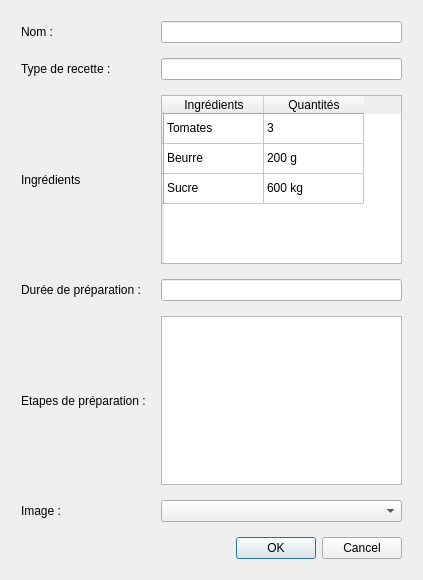
First picture: the form in fenetreajoutrecette.ui, repository ACoupat/Refrigestion, before the edit.
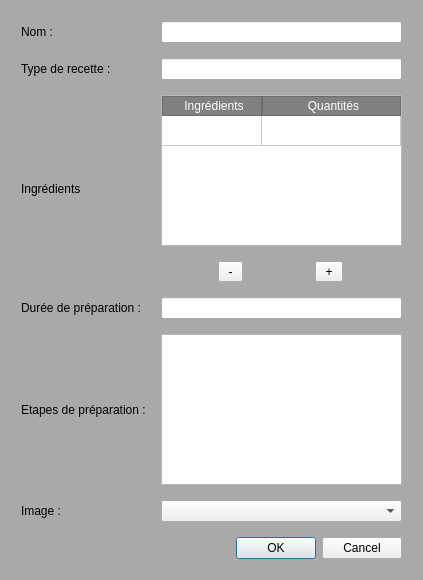
Second picture: the form after the edit.

Commit message: Amélioration de la tableView pour la liste des Ingrédients dans l'ajout de recette

The edit to the form file:
```diff
--- a/fenetreajoutrecette.ui
+++ b/fenetreajoutrecette.ui
@@ -13,6 +13,12 @@
   <property name="windowTitle">
    <string>Dialog</string>
   </property>
+  <property name="styleSheet">
+   <string notr="true">QDialog
+{
+	background-color: darkgray;
+}</string>
+  </property>
   <layout class="QGridLayout" name="gridLayout_2">
    <item row="0" column="0">
     <layout class="QGridLayout" name="gridLayout">
@@ -31,6 +37,16 @@
      <property name="spacing">
       <number>15</number>
      </property>
+     <item row="3" column="3">
+      <widget class="QLineEdit" name="le_duree"/>
+     </item>
+     <item row="3" column="1">
+      <widget class="QLabel" name="label_6">
+       <property name="text">
+        <string>Durée de préparation :</string>
+       </property>
+      </widget>
+     </item>
      <item row="1" column="1">
       <widget class="QLabel" name="label_2">
        <property name="text">
@@ -38,23 +54,23 @@
        </property>
       </widget>
      </item>
-     <item row="4" column="3">
+     <item row="5" column="3">
       <widget class="QTextEdit" name="te_etapes"/>
      </item>
      <item row="1" column="3">
       <widget class="QLineEdit" name="le_type"/>
      </item>
-     <item row="5" column="3">
+     <item row="6" column="3">
       <widget class="QComboBox" name="cb_image"/>
      </item>
-     <item row="4" column="1">
+     <item row="5" column="1">
       <widget class="QLabel" name="label_4">
        <property name="text">
         <string>Etapes de préparation :</string>
        </property>
       </widget>
      </item>
-     <item row="6" column="3">
+     <item row="7" column="3">
       <widget class="QDialogButtonBox" name="buttonBox">
        <property name="orientation">
         <enum>Qt::Horizontal</enum>
@@ -74,7 +90,7 @@
      <item row="0" column="3">
       <widget class="QLineEdit" name="le_nom"/>
      </item>
-     <item row="5" column="1">
+     <item row="6" column="1">
       <widget class="QLabel" name="label_5">
        <property name="text">
         <string>Image :</string>
@@ -89,25 +105,47 @@
       </widget>
      </item>
      <item row="2" column="3">
-      <widget class="QTableWidget" name="tableWidget">
+      <layout class="QVBoxLayout" name="verticalLayout">
+       <item>
+        <widget class="QTableWidget" name="tableIngredients">
+         <property name="styleSheet">
+          <string notr="true">QHeaderView::section {
+    background-color:gray; /*qlineargradient(x1:0, y1:0, x2:0, y2:1,
+                                      stop:0 #616161, stop: 0.5 #505050,
+                                      stop: 0.6 #434343, stop:1 #656565);*/
+    color: white;
+    padding-left: 4px;
+    border: 1px solid #6c6c6c;
+}</string>
+         </property>
        <property name="frameShape">
         <enum>QFrame::StyledPanel</enum>
        </property>
-       <row>
-        <property name="text">
-         <string/>
-        </property>
-       </row>
-       <row>
-        <property name="text">
-         <string/>
-        </property>
-       </row>
-       <row>
-        <property name="text">
-         <string/>
-        </property>
-       </row>
+         <property name="gridStyle">
+          <enum>Qt::SolidLine</enum>
+         </property>
+         <property name="rowCount">
+          <number>1</number>
+         </property>
+         <attribute name="horizontalHeaderCascadingSectionResizes">
+          <bool>false</bool>
+         </attribute>
+         <attribute name="horizontalHeaderShowSortIndicator" stdset="0">
+          <bool>false</bool>
+         </attribute>
+         <attribute name="horizontalHeaderStretchLastSection">
+          <bool>true</bool>
+         </attribute>
+         <attribute name="verticalHeaderVisible">
+          <bool>false</bool>
+         </attribute>
+         <attribute name="verticalHeaderShowSortIndicator" stdset="0">
+          <bool>false</bool>
+         </attribute>
+         <attribute name="verticalHeaderStretchLastSection">
+          <bool>false</bool>
+         </attribute>
+         <row/>
        <column>
         <property name="text">
          <string>Ingrédients</string>
@@ -118,51 +156,31 @@
          <string>Quantités</string>
         </property>
        </column>
-       <item row="0" column="0">
-        <property name="text">
-         <string>Tomates</string>
-        </property>
+        </widget>
        </item>
-       <item row="0" column="1">
+       <item>
+        <layout class="QHBoxLayout" name="horizontalLayout">
+         <item>
+          <widget class="QToolButton" name="tbRetirerIng">
         <property name="text">
-         <string>3</string>
-        </property>
-       </item>
-       <item row="1" column="0">
-        <property name="text">
-         <string>Beurre </string>
-        </property>
-       </item>
-       <item row="1" column="1">
-        <property name="text">
-         <string>200 g</string>
-        </property>
-       </item>
-       <item row="2" column="0">
-        <property name="text">
-         <string>Sucre</string>
-        </property>
-       </item>
-       <item row="2" column="1">
-        <property name="text">
-         <string>600 kg</string>
-        </property>
-       </item>
-      </widget>
-     </item>
-     <item row="3" column="1">
-      <widget class="QLabel" name="label_6">
+            <string> - </string>
+           </property>
+          </widget>
+         </item>
+         <item>
+          <widget class="QToolButton" name="tbAjouterIng">
        <property name="text">
-        <string>Durée de préparation :</string>
+            <string> + </string>
        </property>
       </widget>
      </item>
-     <item row="3" column="3">
-      <widget class="QLineEdit" name="le_duree"/>
+        </layout>
      </item>
     </layout>
    </item>
   </layout>
+   </item>
+  </layout>
  </widget>
  <resources/>
  <connections>
```
Left out of the diff: 10 changed lines with no effect on the pictures. Lines whose indentation alone changed are shown as unchanged. The commit also changes 10 other files.
